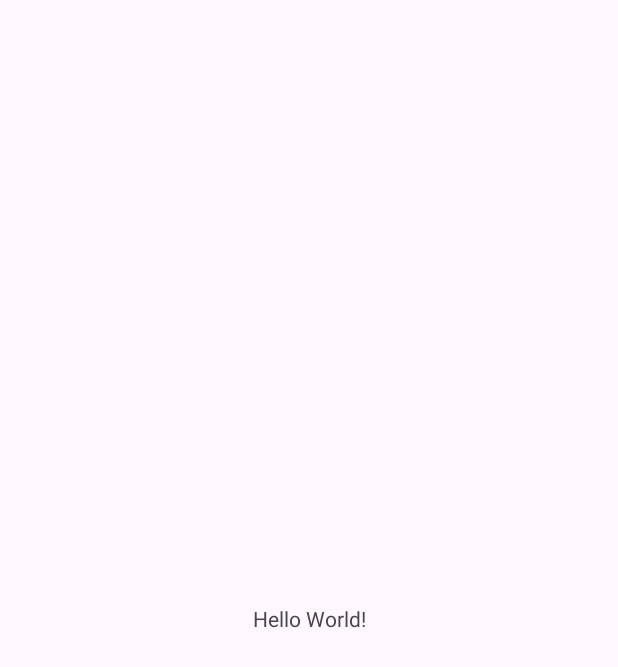
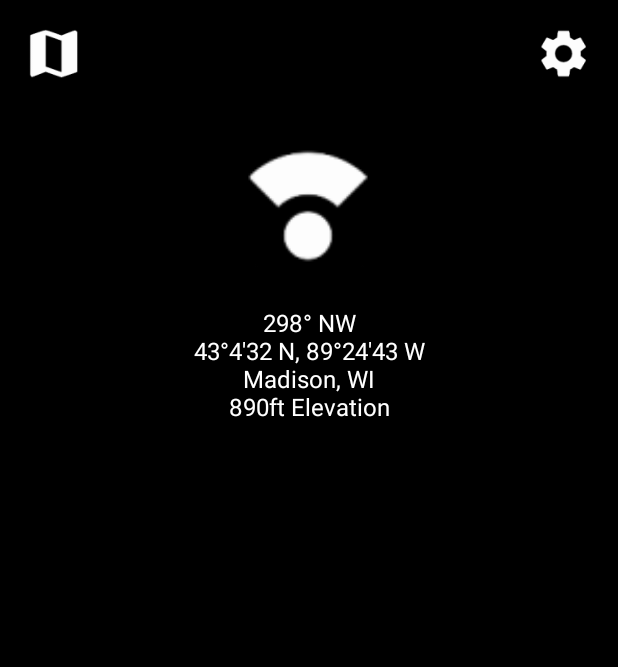
Before and after one commit to WZerfas/The-Compass, an Android app: the screen it shows after launch (MainActivity), on a phone screen of 412 x 824 dp. Before the commit the part shown is almost empty. Shown: the top 667 px of the screen. Run offline under Robolectric (Android 15) with nearby library versions, the phone set to English and light mode, and no system bars.

Commit message:
Add Structure to Home Page

```diff
--- a/app/src/main/res/layout/activity_main.xml
+++ b/app/src/main/res/layout/activity_main.xml
@@ -5,15 +5,55 @@
     android:id="@+id/main"
     android:layout_width="match_parent"
     android:layout_height="match_parent"
-    tools:context=".MainActivity">
+    tools:context=".MainActivity"
+    android:background="#000000">>
 
+    <ImageView
+        android:id="@+id/mapIcon"
+        android:layout_width="40dp"
+        android:layout_height="40dp"
+        android:layout_margin="16dp"
+        android:contentDescription="Map Icon"
+        android:src="@mipmap/ic_map"
+        app:layout_constraintTop_toTopOf="parent"
+        app:layout_constraintStart_toStartOf="parent"/>
+
+    <!-- Settings Icon -->
+    <ImageView
+        android:id="@+id/settingsIcon"
+        android:layout_width="40dp"
+        android:layout_height="40dp"
+        android:layout_margin="16dp"
+        android:contentDescription="Settings Icon"
+        android:src="@mipmap/ic_settings"
+        app:layout_constraintTop_toTopOf="parent"
+        app:layout_constraintEnd_toEndOf="parent"/>
+
+    <!-- Compass Needle -->
+    <ImageView
+        android:id="@+id/compassNeedle"
+        android:layout_width="100dp"
+        android:layout_height="100dp"
+        android:layout_marginTop="32dp"
+        android:contentDescription="Compass Needle"
+        android:src="@mipmap/ic_compass"
+        app:layout_constraintTop_toBottomOf="@+id/mapIcon"
+        app:layout_constraintBottom_toTopOf="@+id/degreeText"
+        app:layout_constraintStart_toStartOf="parent"
+        app:layout_constraintEnd_toEndOf="parent"/>
+
+    <!-- Direction and Coordinates Text -->
     <TextView
+        android:id="@+id/degreeText"
         android:layout_width="wrap_content"
         android:layout_height="wrap_content"
-        android:text="Hello World!"
-        app:layout_constraintBottom_toBottomOf="parent"
-        app:layout_constraintEnd_toEndOf="parent"
+        android:layout_marginTop="16dp"
+        android:text="298° NW\n43°4'32\ N, 89°24'43\ W\nMadison, WI\n890ft Elevation"
+        android:textColor="#FFFFFF"
+        android:textAlignment="center"
+        android:textSize="16sp"
+        app:layout_constraintTop_toBottomOf="@+id/compassNeedle"
         app:layout_constraintStart_toStartOf="parent"
-        app:layout_constraintTop_toTopOf="parent" />
+        app:layout_constraintEnd_toEndOf="parent"/>
 
 </androidx.constraintlayout.widget.ConstraintLayout>
```
Also changed, not shown: app/src/main/res/mipmap-hdpi/ic_compass.png (added), app/src/main/res/mipmap-hdpi/ic_map.png (added), app/src/main/res/mipmap-hdpi/ic_settings.png (added), app/src/main/res/mipmap-mdpi/ic_compass.png (added), app/src/main/res/mipmap-mdpi/ic_map.png (added), app/src/main/res/mipmap-mdpi/ic_settings.png (added), app/src/main/res/mipmap-xhdpi/ic_compass.png (added), app/src/main/res/mipmap-xhdpi/ic_map.png (added), app/src/main/res/mipmap-xhdpi/ic_settings.png (added), app/src/main/res/mipmap-xxhdpi/ic_compass.png (added), app/src/main/res/mipmap-xxhdpi/ic_map.png (added), app/src/main/res/mipmap-xxhdpi/ic_settings.png (added), app/src/main/res/mipmap-xxxhdpi/ic_compass.png (added), app/src/main/res/mipmap-xxxhdpi/ic_map.png (added), 1 more files.
